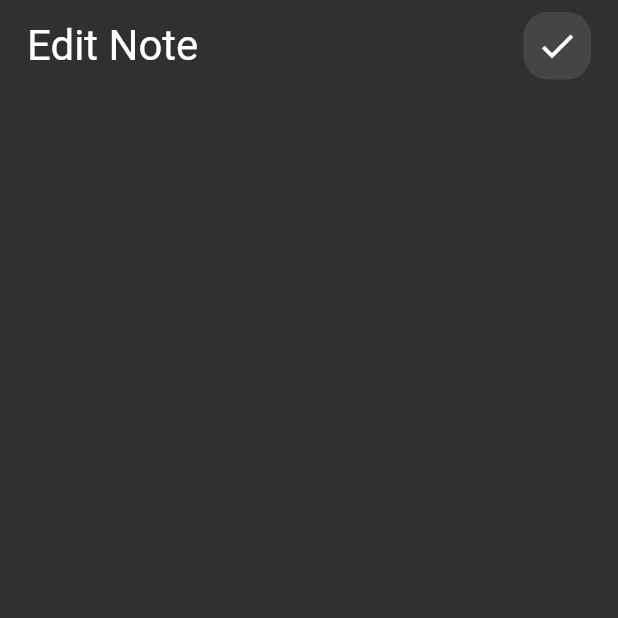
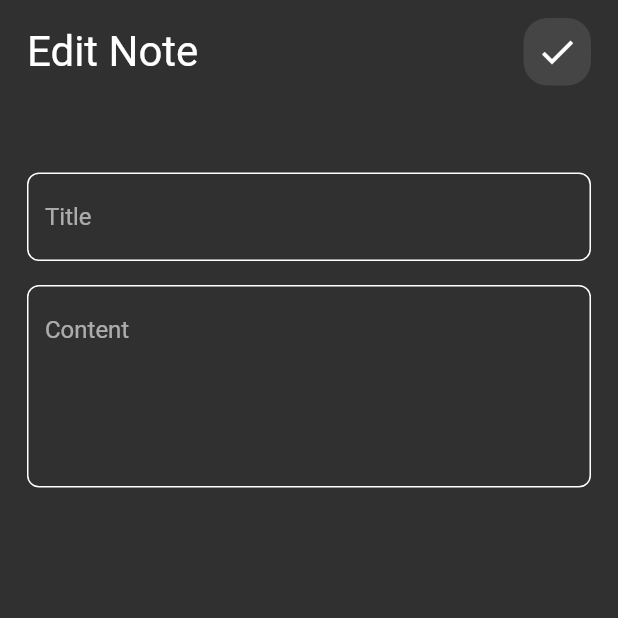
Before and after one commit to hashem2770/note-app, a Flutter app: the EditNoteView screen opened directly, on a phone screen of 412 x 824 dp, the top half of it. Run offline on Flutter 3.47's test engine with Material 2 defaults, Android fonts, the phone set to English and light mode, and no system bars.

Commit message:
edit note view ui done

```diff
--- a/lib/views/widgets/edit_note_view_body.dart
+++ b/lib/views/widgets/edit_note_view_body.dart
@@ -1,5 +1,6 @@
 import 'package:flutter/material.dart';
 import 'package:note_app/views/widgets/custom_app_bar.dart';
+import 'package:note_app/views/widgets/custom_text_field.dart';
 
 class EditNoteViewBody extends StatelessWidget {
   const EditNoteViewBody({Key? key}) : super(key: key);
@@ -8,10 +9,14 @@ class EditNoteViewBody extends StatelessWidget {
   Widget build(BuildContext context) {
     return SafeArea(
       child: Padding(
-        padding: const EdgeInsets.symmetric(horizontal: 18.0),
+        padding: const EdgeInsets.symmetric(horizontal: 18.0,vertical: 4),
         child: Column(
           children:const [
-             CustomAppBar(title: 'Edit Note', icon:Icons.check,)
+             CustomAppBar(title: 'Edit Note', icon:Icons.check,),
+            SizedBox(height: 50,),
+            CustomTextField(hint: 'Title'),
+            SizedBox(height: 16,),
+            CustomTextField(hint: 'Content',maxLine: 5),
           ],
         ),
       ),
```
